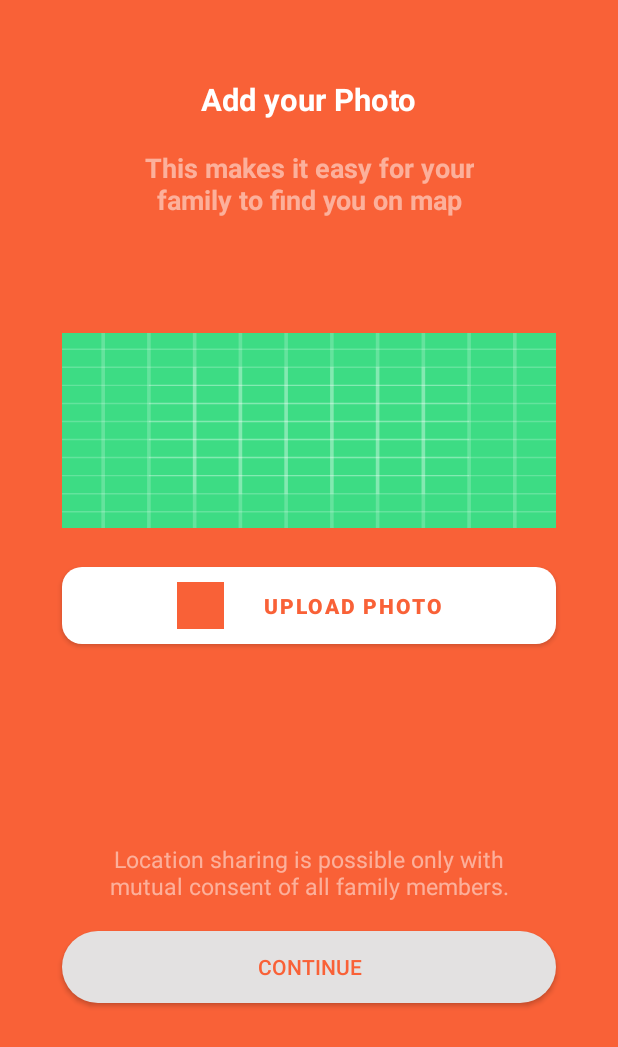
After one commit to shero333/Locator360Uprock, an Android app: the AddProfilePictureActivity screen opened directly, with no data from a screen before it, on a phone screen of 412 x 824 dp. The commit adds this screen. Shown: the top 1047 px of the screen. Run offline under Robolectric (Android 15) with nearby library versions, the phone set to English and light mode, and no system bars; our stand-ins replace sdp/ssp sizes.

Commit message:
working on one time screens

```diff
--- /dev/null
+++ b/app/src/main/java/com/hammad/locator360/OneTimeScreens/AddProfilePictureActivity.java
@@ -0,0 +1,26 @@
+package com.hammad.locator360.OneTimeScreens;
+
+import android.os.Bundle;
+import android.view.View;
+
+import androidx.appcompat.app.AppCompatActivity;
+
+import com.hammad.locator360.databinding.ActivityAddProfilePictureBinding;
+
+public class AddProfilePictureActivity extends AppCompatActivity {
+
+    private ActivityAddProfilePictureBinding binding;
+
+    @Override
+    protected void onCreate(Bundle savedInstanceState) {
+        super.onCreate(savedInstanceState);
+
+        //initialize view binding
+        binding = ActivityAddProfilePictureBinding.inflate(getLayoutInflater());
+        View view = binding.getRoot();
+        setContentView(view);
+
+        //upload picture click listener
+    }
+
+}
--- a/app/src/main/java/com/hammad/locator360/OneTimeScreens/JoinCircleFirstScreenActivity.java
+++ b/app/src/main/java/com/hammad/locator360/OneTimeScreens/JoinCircleFirstScreenActivity.java
@@ -1,5 +1,6 @@
 package com.hammad.locator360.OneTimeScreens;
 
+import android.content.Intent;
 import android.os.Bundle;
 import android.text.Editable;
 import android.text.TextWatcher;
@@ -137,6 +138,9 @@ public class JoinCircleFirstScreenActivity extends AppCompatActivity {
                             .concat(getEditTextData(binding.edtInput5).concat(getEditTextData(binding.edtInput6)))));
 
         Toast.makeText(this, enteredInviteCode, Toast.LENGTH_SHORT).show();
+
+        //navigating to next activity
+        startActivity(new Intent(this,JoinGroupActivity.class));
     }
 
     //function for returning the edit text values
--- /dev/null
+++ b/app/src/main/res/drawable/drawable_square_button.xml
@@ -0,0 +1,8 @@
+<?xml version="1.0" encoding="utf-8"?>
+<shape xmlns:android="http://schemas.android.com/apk/res/android"
+    android:shape="rectangle">
+
+    <corners android:radius="@dimen/_10sdp"/>
+    <solid android:color="@color/white"/>
+
+</shape>
--- /dev/null
+++ b/app/src/main/res/layout/activity_add_profile_picture.xml
@@ -0,0 +1,97 @@
+<?xml version="1.0" encoding="utf-8"?>
+<androidx.constraintlayout.widget.ConstraintLayout xmlns:android="http://schemas.android.com/apk/res/android"
+    xmlns:app="http://schemas.android.com/apk/res-auto"
+    xmlns:tools="http://schemas.android.com/tools"
+    android:layout_width="match_parent"
+    android:layout_height="match_parent"
+    tools:context=".OneTimeScreens.AddProfilePictureActivity"
+    android:background="@color/orange">
+
+    <TextView
+        android:id="@+id/txt_title_add_profile_pic"
+        android:layout_width="wrap_content"
+        android:layout_height="wrap_content"
+        android:text="Add your Photo"
+        android:textSize="@dimen/_16ssp"
+        android:textStyle="bold"
+        android:textColor="@color/white"
+        android:layout_marginTop="@dimen/_40sdp"
+        app:layout_constraintStart_toStartOf="parent"
+        app:layout_constraintEnd_toEndOf="parent"
+        app:layout_constraintTop_toTopOf="parent"/>
+
+    <TextView
+        android:id="@+id/txt_sub_title_add_profile_pic"
+        android:layout_width="wrap_content"
+        android:layout_height="wrap_content"
+        android:textColor="@color/white_with_opacity"
+        android:textSize="@dimen/_14ssp"
+        android:textStyle="bold"
+        android:text="This makes it easy for your\nfamily to find you on map"
+        android:gravity="center"
+        android:layout_marginTop="@dimen/_15sdp"
+        app:layout_constraintStart_toStartOf="@id/txt_title_add_profile_pic"
+        app:layout_constraintEnd_toEndOf="@id/txt_title_add_profile_pic"
+        app:layout_constraintTop_toBottomOf="@id/txt_title_add_profile_pic"/>
+
+    <ImageView
+        android:id="@+id/img_profile"
+        android:layout_width="0dp"
+        android:layout_height="@dimen/_100sdp"
+        app:layout_constraintWidth_percent="0.8"
+        android:background="@drawable/ic_launcher_background"
+        app:layout_constraintVertical_bias="0.32"
+        app:layout_constraintStart_toStartOf="parent"
+        app:layout_constraintEnd_toEndOf="parent"
+        app:layout_constraintTop_toTopOf="parent"
+        app:layout_constraintBottom_toBottomOf="parent"/>
+
+    <com.google.android.material.button.MaterialButton
+        android:id="@+id/btn_upload_img"
+        android:layout_width="0dp"
+        android:layout_height="wrap_content"
+        app:layout_constraintWidth_percent="0.8"
+        android:text="Upload photo"
+        android:textColor="@color/orange"
+        app:icon="@drawable/ic_launcher_background"
+        app:iconSize="@dimen/_24sdp"
+        android:textStyle="bold"
+        app:iconGravity="textStart"
+        app:iconTint="@color/orange"
+        app:iconPadding="@dimen/_20sdp"
+        android:background="@drawable/drawable_square_button"
+        app:backgroundTint="@color/white"
+        android:layout_marginTop="@dimen/_20sdp"
+        app:layout_constraintStart_toStartOf="parent"
+        app:layout_constraintEnd_toEndOf="parent"
+        app:layout_constraintTop_toBottomOf="@id/img_profile"/>
+
+    <TextView
+        android:id="@+id/txt_footer_add_profile_pic"
+        android:layout_width="0dp"
+        android:layout_height="wrap_content"
+        app:layout_constraintWidth_percent="0.7"
+        android:text="Location sharing is possible only with mutual consent of all family members."
+        android:gravity="center"
+        android:textSize="@dimen/_12ssp"
+        android:textColor="@color/white_with_opacity"
+        android:layout_marginBottom="@dimen/_15sdp"
+        app:layout_constraintBottom_toTopOf="@id/btn_cont_add_profile_pic"
+        app:layout_constraintStart_toStartOf="@id/btn_cont_add_profile_pic"
+        app:layout_constraintEnd_toEndOf="@id/btn_cont_add_profile_pic"/>
+
+    <androidx.appcompat.widget.AppCompatButton
+        android:id="@+id/btn_cont_add_profile_pic"
+        android:layout_width="0dp"
+        android:layout_height="wrap_content"
+        app:layout_constraintWidth_percent="0.8"
+        android:text="Continue"
+        android:textColor="@color/orange"
+        android:background="@drawable/disabled_round_button"
+        app:layout_constraintVertical_bias="0.8"
+        app:layout_constraintStart_toStartOf="parent"
+        app:layout_constraintEnd_toEndOf="parent"
+        app:layout_constraintTop_toTopOf="parent"
+        app:layout_constraintBottom_toBottomOf="parent"/>
+
+</androidx.constraintlayout.widget.ConstraintLayout>
--- a/app/src/main/res/layout/activity_join_circle_first_screen.xml
+++ b/app/src/main/res/layout/activity_join_circle_first_screen.xml
@@ -146,7 +146,6 @@
             android:layout_height="wrap_content"
             app:layout_constraintWidth_percent="0.8"
             android:text="Submit"
-            android:textAllCaps="false"
             android:enabled="false"
             android:background="@drawable/disabled_round_button"
             app:layout_constraintVertical_bias="0.8"
@@ -215,7 +214,6 @@
             app:layout_constraintWidth_percent="0.8"
             android:text="Create Circle"
             android:textColor="@color/orange"
-            android:textAllCaps="false"
             android:background="@drawable/white_rounded_button"
             app:backgroundTint="@color/white"
             app:layout_constraintVertical_bias="0.8"
--- a/app/src/main/res/layout/activity_start_screen.xml
+++ b/app/src/main/res/layout/activity_start_screen.xml
@@ -11,7 +11,7 @@
         android:id="@+id/app_title"
         android:layout_width="wrap_content"
         android:layout_height="wrap_content"
-        android:text="Locator 360"
+        android:text="Find My Family"
         android:textStyle="bold"
         android:textColor="@color/orange"
         android:textSize="@dimen/_20ssp"
--- a/app/src/main/res/values/themes.xml
+++ b/app/src/main/res/values/themes.xml
@@ -13,4 +13,5 @@
         <item name="android:statusBarColor" tools:targetApi="l">?attr/colorPrimaryVariant</item>
         <!-- Customize your theme here. -->
     </style>
+
 </resources>
```
Also changed, not shown: app/src/main/AndroidManifest.xml (+12 -0 lines), app/src/main/java/com/hammad/locator360/OneTimeScreens/GeneralScreenOneActivity.java (added, +23 -0 lines), app/src/main/java/com/hammad/locator360/OneTimeScreens/GeneralScreenTwoActivity.java (added, +23 -0 lines), app/src/main/java/com/hammad/locator360/OneTimeScreens/JoinGroupActivity.java (+26 -4 lines), app/src/main/java/com/hammad/locator360/OneTimeScreens/RequestPermissionActivity.java (added, +24 -0 lines), app/src/main/java/com/hammad/locator360/Permission/Permissions.java (added, +9 -0 lines), app/src/main/res/drawable/drawable_no_group_icon.xml (renamed from app/src/main/res/drawable/drawable_circle_iamge.xml, +6 -2 lines), app/src/main/res/layout/activity_general_screen_one.xml (added, +53 -0 lines), app/src/main/res/layout/activity_general_screen_two.xml (added, +53 -0 lines), app/src/main/res/layout/activity_join_group.xml (+83 -5 lines), app/src/main/res/layout/activity_request_permission.xml (added, +72 -0 lines).
